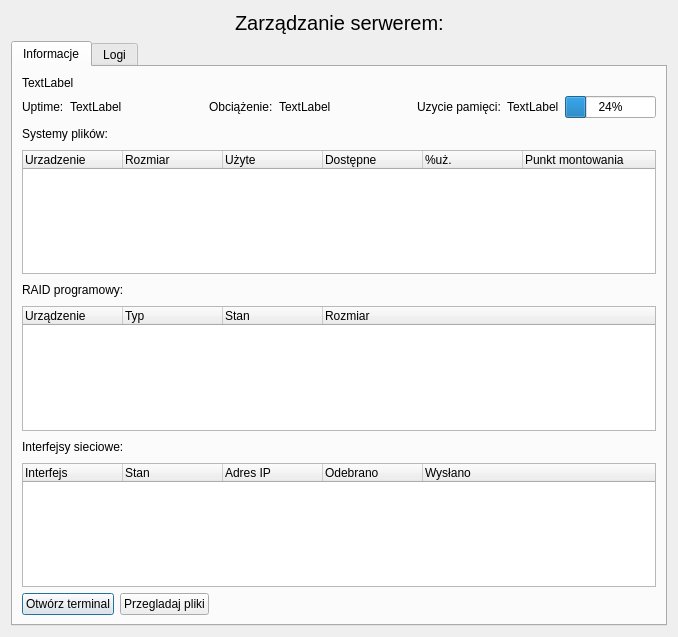
This is manager/app/ui/dialogServerManage.ui in milyges/linux-server-tools as Qt 5 draws it before an edit. The edited form follows.
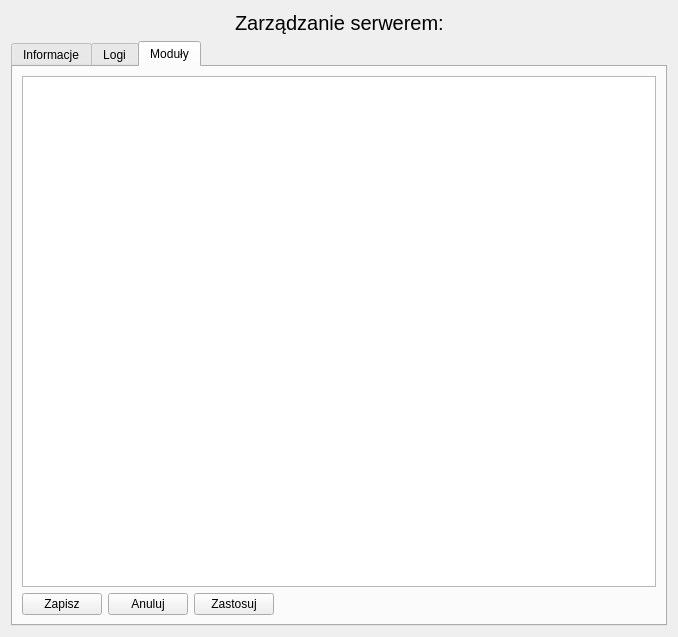
This is the edited form. The open tabs and pages were chosen to show the change.

Commit message: Dodana zakładka moduły do zarządzania serwerem

Patch:
```diff
--- a/manager/app/ui/dialogServerManage.ui
+++ b/manager/app/ui/dialogServerManage.ui
@@ -457,6 +457,54 @@
        </item>
       </layout>
      </widget>
+     <widget class="QWidget" name="tab_2">
+      <attribute name="title">
+       <string>Moduły</string>
+      </attribute>
+      <layout class="QVBoxLayout" name="verticalLayout_4">
+       <item>
+        <widget class="QListWidget" name="lwModules"/>
+       </item>
+       <item>
+        <layout class="QHBoxLayout" name="horizontalLayout_9">
+         <item>
+          <widget class="QPushButton" name="bntModulesSave">
+           <property name="text">
+            <string>Zapisz</string>
+           </property>
+          </widget>
+         </item>
+         <item>
+          <widget class="QPushButton" name="bntModulesCancel">
+           <property name="text">
+            <string>Anuluj</string>
+           </property>
+          </widget>
+         </item>
+         <item>
+          <widget class="QPushButton" name="bntModulesApply">
+           <property name="text">
+            <string>Zastosuj</string>
+           </property>
+          </widget>
+         </item>
+         <item>
+          <spacer name="horizontalSpacer_11">
+           <property name="orientation">
+            <enum>Qt::Horizontal</enum>
+           </property>
+           <property name="sizeHint" stdset="0">
+            <size>
+             <width>40</width>
+             <height>20</height>
+            </size>
+           </property>
+          </spacer>
+         </item>
+        </layout>
+       </item>
+      </layout>
+     </widget>
     </widget>
    </item>
   </layout>
```
Left out of the diff: 9 changed lines with no effect on the pictures. The commit also changes 3 other files.
